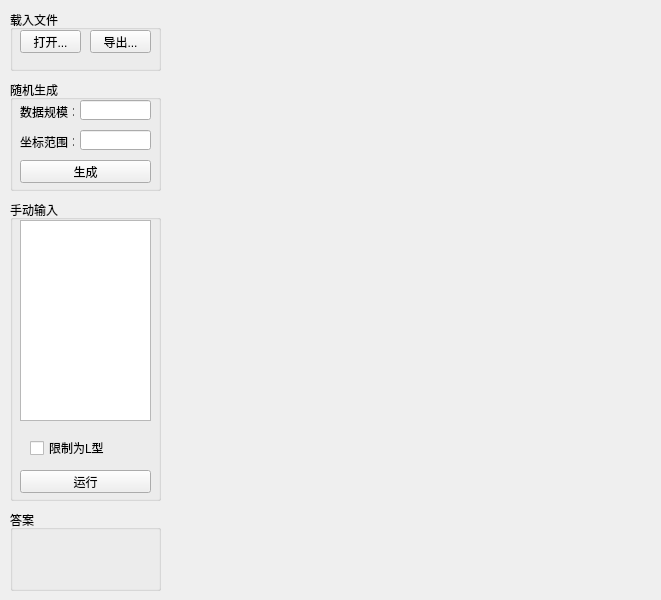
cjld/oop-big-homework-RSMT, file widget.ui: the form before one commit.
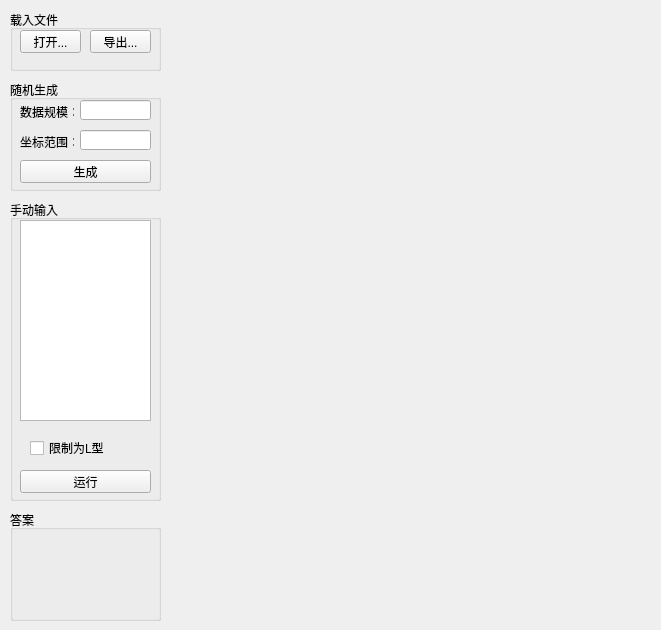
The form after the commit.

Patch:
```diff
--- a/widget.ui
+++ b/widget.ui
@@ -7,7 +7,7 @@
     <x>0</x>
     <y>0</y>
     <width>661</width>
-    <height>600</height>
+    <height>630</height>
    </rect>
   </property>
   <property name="windowTitle">
@@ -179,7 +179,7 @@
      <x>10</x>
      <y>510</y>
      <width>151</width>
-     <height>81</height>
+     <height>111</height>
     </rect>
    </property>
    <property name="title">
@@ -191,7 +191,7 @@
       <x>10</x>
       <y>20</y>
       <width>131</width>
-      <height>51</height>
+      <height>81</height>
      </rect>
     </property>
     <property name="text">
```
